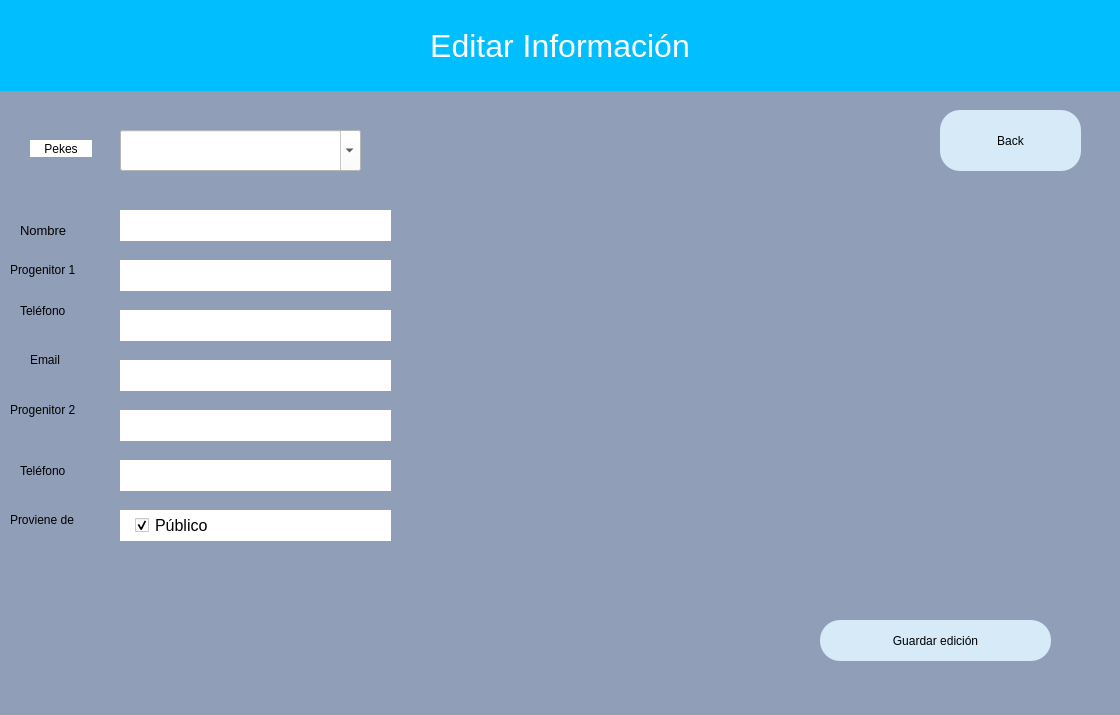
Above: templates/Edit_info.ui from Doblepe/PAM-GUI before the change. Below: the same form after it.
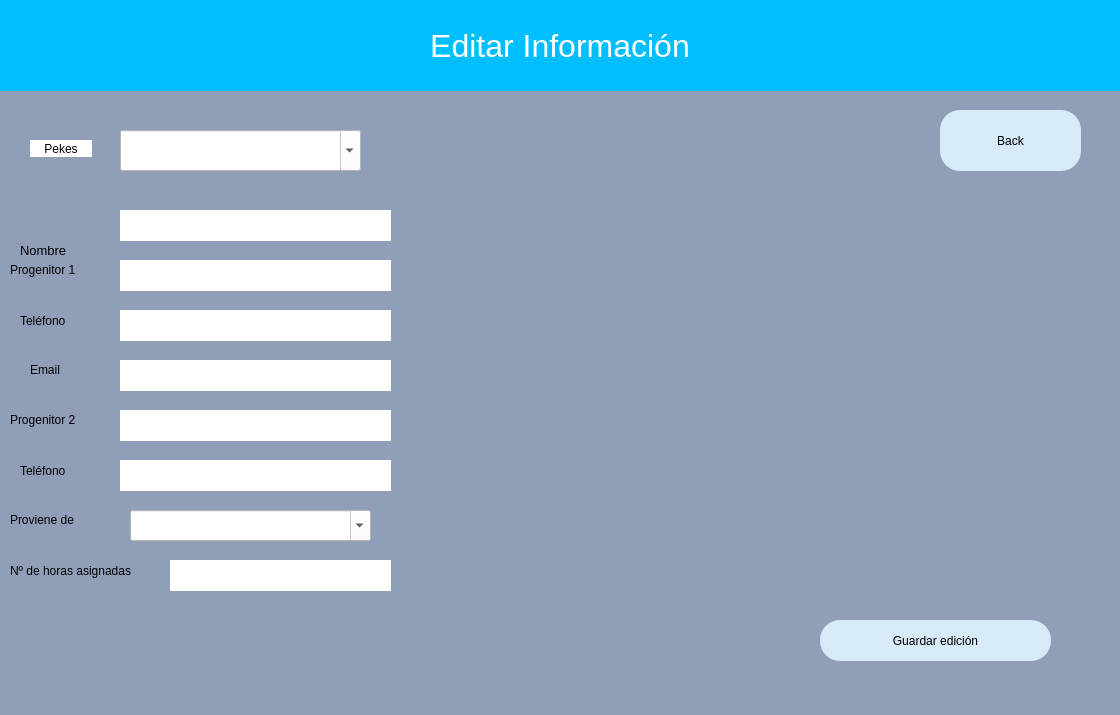
That is the form after the change.

Patch:
```diff
--- a/templates/Edit_info.ui
+++ b/templates/Edit_info.ui
@@ -79,8 +79,8 @@
   <widget class="QLabel" name="lblcount">
    <property name="geometry">
     <rect>
-     <x>680</x>
-     <y>600</y>
+     <x>520</x>
+     <y>540</y>
      <width>471</width>
      <height>31</height>
     </rect>
@@ -97,7 +97,7 @@
    <property name="geometry">
     <rect>
      <x>20</x>
-     <y>220</y>
+     <y>240</y>
      <width>71</width>
      <height>21</height>
     </rect>
@@ -154,7 +154,7 @@
    <property name="geometry">
     <rect>
      <x>20</x>
-     <y>300</y>
+     <y>310</y>
      <width>61</width>
      <height>21</height>
     </rect>
@@ -170,7 +170,7 @@
    <property name="geometry">
     <rect>
      <x>30</x>
-     <y>350</y>
+     <y>360</y>
      <width>61</width>
      <height>20</height>
     </rect>
@@ -186,7 +186,7 @@
    <property name="geometry">
     <rect>
      <x>10</x>
-     <y>400</y>
+     <y>410</y>
      <width>81</width>
      <height>20</height>
     </rect>
@@ -307,37 +307,6 @@
 font: 12pt &quot;MS Shell Dlg 2&quot;;</string>
    </property>
   </widget>
-  <widget class="QCheckBox" name="Public">
-   <property name="geometry">
-    <rect>
-     <x>120</x>
-     <y>510</y>
-     <width>271</width>
-     <height>31</height>
-    </rect>
-   </property>
-   <property name="font">
-    <font>
-     <family>MS Shell Dlg 2</family>
-     <pointsize>12</pointsize>
-     <weight>50</weight>
-     <italic>false</italic>
-     <bold>false</bold>
-    </font>
-   </property>
-   <property name="styleSheet">
-    <string notr="true">background-color:white;
-border-radius: 20px;
-font: 12pt &quot;MS Shell Dlg 2&quot;;
-padding-left: 15px</string>
-   </property>
-   <property name="text">
-    <string>Público</string>
-   </property>
-   <property name="checked">
-    <bool>true</bool>
-   </property>
-  </widget>
   <widget class="QPushButton" name="BtnBack">
    <property name="geometry">
     <rect>
@@ -376,6 +345,55 @@
     <string>Guardar edición</string>
    </property>
   </widget>
+  <widget class="QLineEdit" name="asignacionfield">
+   <property name="geometry">
+    <rect>
+     <x>170</x>
+     <y>560</y>
+     <width>221</width>
+     <height>31</height>
+    </rect>
+   </property>
+   <property name="styleSheet">
+    <string notr="true">background-color:white;
+border-radius: 20px;
+font: 12pt &quot;MS Shell Dlg 2&quot;;</string>
+   </property>
+  </widget>
+  <widget class="QLabel" name="lbl_h_asignadas">
+   <property name="geometry">
+    <rect>
+     <x>10</x>
+     <y>560</y>
+     <width>151</width>
+     <height>21</height>
+    </rect>
+   </property>
+   <property name="styleSheet">
+    <string notr="true">font: 10pt &quot;MS Shell Dlg 2&quot;;</string>
+   </property>
+   <property name="text">
+    <string>Nº de horas asignadas</string>
+   </property>
+  </widget>
+  <widget class="QComboBox" name="comboPublic">
+   <property name="geometry">
+    <rect>
+     <x>130</x>
+     <y>510</y>
+     <width>241</width>
+     <height>31</height>
+    </rect>
+   </property>
+   <property name="styleSheet">
+    <string notr="true">color: black; 
+background: white;
+</string>
+   </property>
+   <property name="editable">
+    <bool>true</bool>
+   </property>
+  </widget>
  </widget>
  <resources/>
  <connections/>
```
